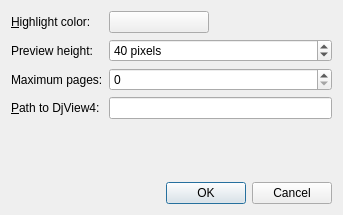
Above: src/preferencesdialog.ui from jsbien/djview4shapes before the change. Below: the same form after it.
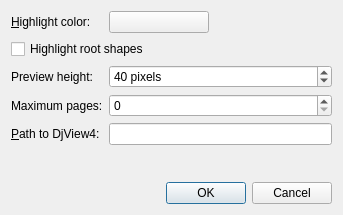
That is the form after the change.

Commit message: Add an option to color shapes according to their depth. Enabled by default.

Patch:
```diff
--- a/src/preferencesdialog.ui
+++ b/src/preferencesdialog.ui
@@ -63,7 +63,7 @@
      </property>
     </widget>
    </item>
-   <item row="4" column="0">
+   <item row="5" column="0">
     <widget class="QLabel" name="label">
      <property name="text">
       <string>&amp;Path to DjView4:</string>
@@ -73,14 +73,14 @@
      </property>
     </widget>
    </item>
-   <item row="4" column="1">
+   <item row="5" column="1">
     <widget class="QLineEdit" name="pathEdit">
      <property name="text">
       <string/>
      </property>
     </widget>
    </item>
-   <item row="7" column="0" colspan="2">
+   <item row="8" column="0" colspan="2">
     <widget class="QDialogButtonBox" name="buttonBox">
      <property name="orientation">
       <enum>Qt::Horizontal</enum>
@@ -90,7 +90,7 @@
      </property>
     </widget>
    </item>
-   <item row="6" column="1">
+   <item row="7" column="1">
     <spacer name="verticalSpacer">
      <property name="orientation">
       <enum>Qt::Vertical</enum>
@@ -117,6 +117,13 @@
      </property>
     </widget>
    </item>
+   <item row="1" column="0" colspan="2">
+    <widget class="QCheckBox" name="highlightRootCheck">
+     <property name="text">
+      <string>Highlight root shapes</string>
+     </property>
+    </widget>
+   </item>
   </layout>
  </widget>
  <tabstops>
```
Left out of the diff: 1 changed line with no effect on the pictures. The commit also changes 7 other files.
